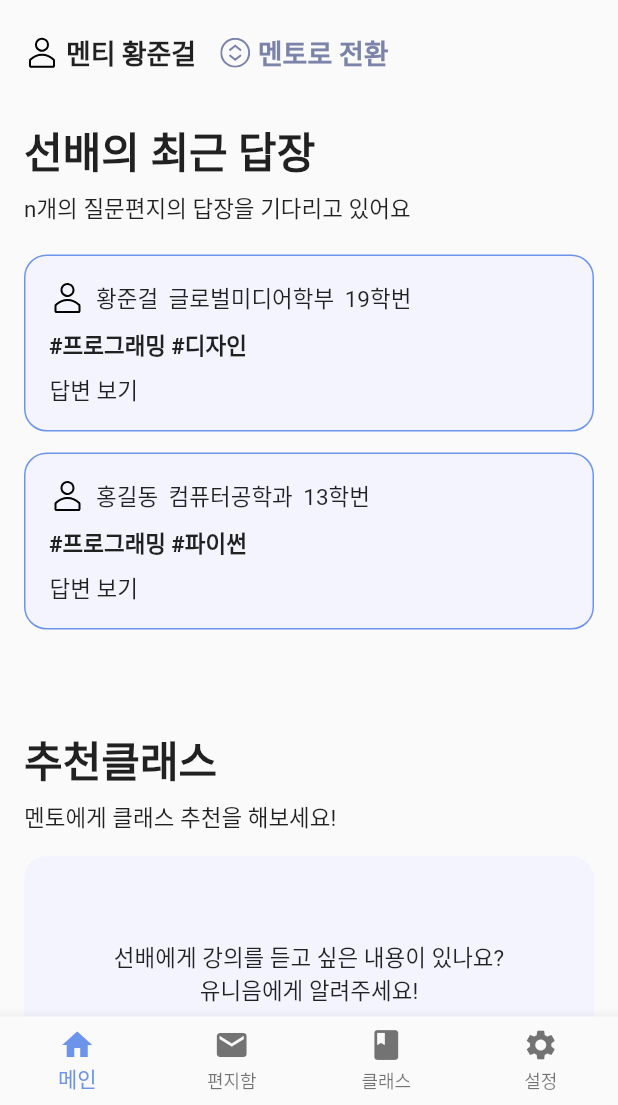
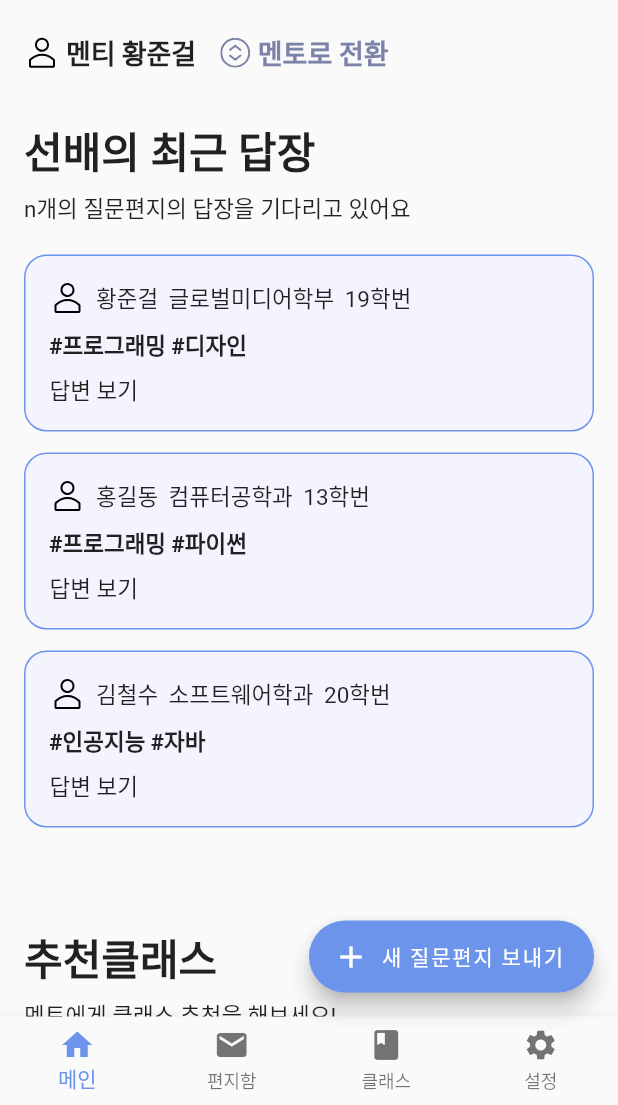
Before and after one commit to jungeol-h/unieum_mobile, a Flutter app: the screen it shows after launch, on a phone screen of 412 x 824 dp, the part 131-1236 px from its top. Run offline on Flutter 3.47's test engine with Material 2 defaults, Android fonts, the phone set to English and light mode, and no system bars; our stand-ins replace flutter_svg; Roboto replaces fonts that are missing (Pretendard).

Commit message:
add: 하단 플로팅 버튼 추가, 스크롤 적용

```diff
--- /dev/null
+++ b/lib/components/feeds.dart
@@ -0,0 +1,82 @@
+import 'package:flutter/material.dart';
+
+import '../constants/textstyle.dart';
+import 'answer_box.dart';
+import 'title_with_subtitle.dart';
+
+class Feeds extends StatelessWidget {
+  const Feeds({
+    super.key,
+  });
+
+  @override
+  Widget build(BuildContext context) {
+    return SingleChildScrollView(
+      child: Container(
+        child: Column(
+          crossAxisAlignment: CrossAxisAlignment.start,
+          children: [
+            const TitleWithSubtitle(
+                title: '선배의 최근 답장', subtitle: 'n개의 질문편지의 답장을 기다리고 있어요'),
+            const SizedBox(
+              height: 20,
+            ),
+            const AnswerBox(
+                name: '황준걸',
+                department: '글로벌미디어학부',
+                number: '19학번',
+                tag: '#프로그래밍 #디자인'),
+            const SizedBox(
+              height: 14,
+            ),
+            const AnswerBox(
+                name: '홍길동',
+                department: '컴퓨터공학과',
+                number: '13학번',
+                tag: '#프로그래밍 #파이썬'),
+            const SizedBox(
+              height: 14,
+            ),
+            const AnswerBox(
+                name: '김철수',
+                department: '소프트웨어학과',
+                number: '20학번',
+                tag: '#인공지능 #자바'),
+            const SizedBox(height: 49),
+            const TitleWithSubtitle(
+                title: '추천클래스', subtitle: '멘토에게 클래스 추천을 해보세요!'),
+            const SizedBox(height: 15),
+            Container(
+              width: MediaQuery.of(context).size.width,
+              margin: const EdgeInsets.fromLTRB(16, 0, 16, 0),
+              padding: const EdgeInsets.fromLTRB(16, 16, 16, 16),
+              decoration: BoxDecoration(
+                color: const Color.fromARGB(255, 244, 244, 255),
+                borderRadius: BorderRadius.circular(15),
+              ),
+              child: Column(
+                children: [
+                  const SizedBox(
+                    height: 40,
+                  ),
+                  CustomText(
+                    '선배에게 강의를 듣고 싶은 내용이 있나요? \n유니음에게 알려주세요!',
+                    style: CustomTextStyle.b1.copyWith(),
+                    textAlign: TextAlign.center,
+                  ),
+                  const SizedBox(
+                    height: 29,
+                  ),
+                  const CustomText('클래스 요청하기', style: CustomTextStyle.b1B),
+                  const SizedBox(
+                    height: 40,
+                  ),
+                ],
+              ),
+            )
+          ],
+        ),
+      ),
+    );
+  }
+}
--- a/lib/main.dart
+++ b/lib/main.dart
@@ -1,12 +1,10 @@
 import 'package:flutter/material.dart';
-import 'package:unieum_mobile/components/title_with_subtitle.dart';
-import 'package:unieum_mobile/constants/textstyle.dart';
-import 'components/answer_box.dart';
 import 'components/header.dart';
 import 'components/user_info.dart';
 import 'config/palette.dart';
 
 import 'components/bottom_nav.dart';
+import 'components/feeds.dart';
 
 void main() {
   runApp(const App());
@@ -22,11 +20,17 @@ class App extends StatelessWidget {
     return MaterialApp(
       theme:
           ThemeData(fontFamily: 'Pretendard', primarySwatch: Palette.mainColor),
-      home: const Scaffold(
+      home: Scaffold(
         //body
-        body: BodyWidget(),
+        body: const BodyWidget(),
         //bottomNavbar
-        bottomNavigationBar: BottomNav(),
+        bottomNavigationBar: const BottomNav(),
+        floatingActionButton: FloatingActionButton.extended(
+          label: const Text('새 질문편지 보내기'),
+          backgroundColor: const Color.fromARGB(255, 109, 148, 235),
+          icon: const Icon(Icons.add),
+          onPressed: () {},
+        ),
       ),
     );
   }
@@ -42,75 +46,16 @@ class BodyWidget extends StatelessWidget {
     return Column(
       crossAxisAlignment: CrossAxisAlignment.start,
       // TODO 기기의 상단바 높이 받아와서 그만큼 띄우기
-      children: [
-        const SizedBox(
+      children: const [
+        SizedBox(
           height: 50,
         ),
         //Header
-        const Header(),
+        Header(),
         //Profile
-        const UserInfo(),
+        UserInfo(),
         //feeds
-        Column(
-          crossAxisAlignment: CrossAxisAlignment.start,
-          children: const [
-            TitleWithSubtitle(
-                title: '선배의 최근 답장', subtitle: 'n개의 질문편지의 답장을 기다리고 있어요'),
-            SizedBox(
-              height: 20,
-            ),
-            AnswerBox(
-                name: '황준걸',
-                department: '글로벌미디어학부',
-                number: '19학번',
-                tag: '#프로그래밍 #디자인'),
-            SizedBox(
-              height: 14,
-            ),
-            AnswerBox(
-                name: '홍길동',
-                department: '컴퓨터공학과',
-                number: '13학번',
-                tag: '#프로그래밍 #파이썬'),
-          ],
-        ),
-        const SizedBox(height: 49),
-        Column(
-          crossAxisAlignment: CrossAxisAlignment.start,
-          children: [
-            const TitleWithSubtitle(
-                title: '추천클래스', subtitle: '멘토에게 클래스 추천을 해보세요!'),
-            const SizedBox(height: 15),
-            Container(
-              width: MediaQuery.of(context).size.width,
-              margin: const EdgeInsets.fromLTRB(16, 0, 16, 0),
-              padding: const EdgeInsets.fromLTRB(16, 16, 16, 16),
-              decoration: BoxDecoration(
-                color: const Color.fromARGB(255, 244, 244, 255),
-                borderRadius: BorderRadius.circular(15),
-              ),
-              child: Column(
-                children: [
-                  const SizedBox(
-                    height: 40,
-                  ),
-                  CustomText(
-                    '선배에게 강의를 듣고 싶은 내용이 있나요? \n유니음에게 알려주세요!',
-                    style: CustomTextStyle.b1.copyWith(),
-                    textAlign: TextAlign.center,
-                  ),
-                  const SizedBox(
-                    height: 29,
-                  ),
-                  const CustomText('클래스 요청하기', style: CustomTextStyle.b1B),
-                  const SizedBox(
-                    height: 40,
-                  ),
-                ],
-              ),
-            )
-          ],
-        ),
+        Expanded(child: Feeds()),
       ],
     );
   }
```
